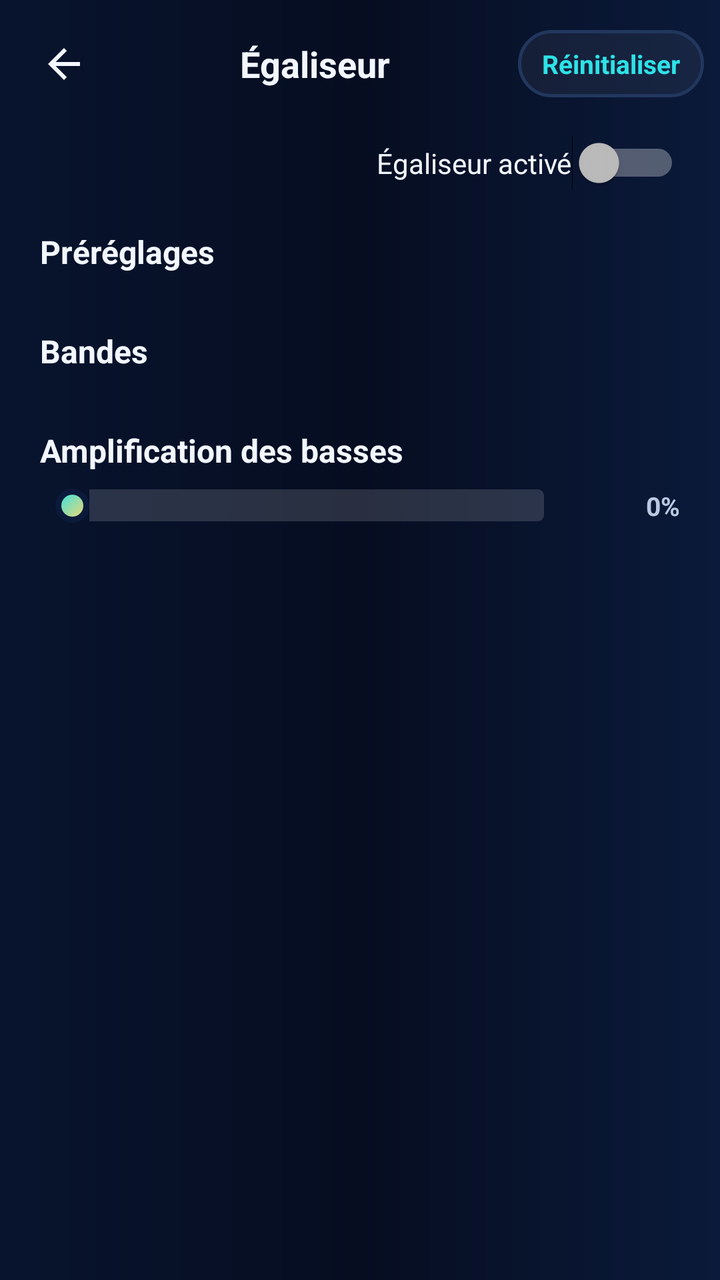
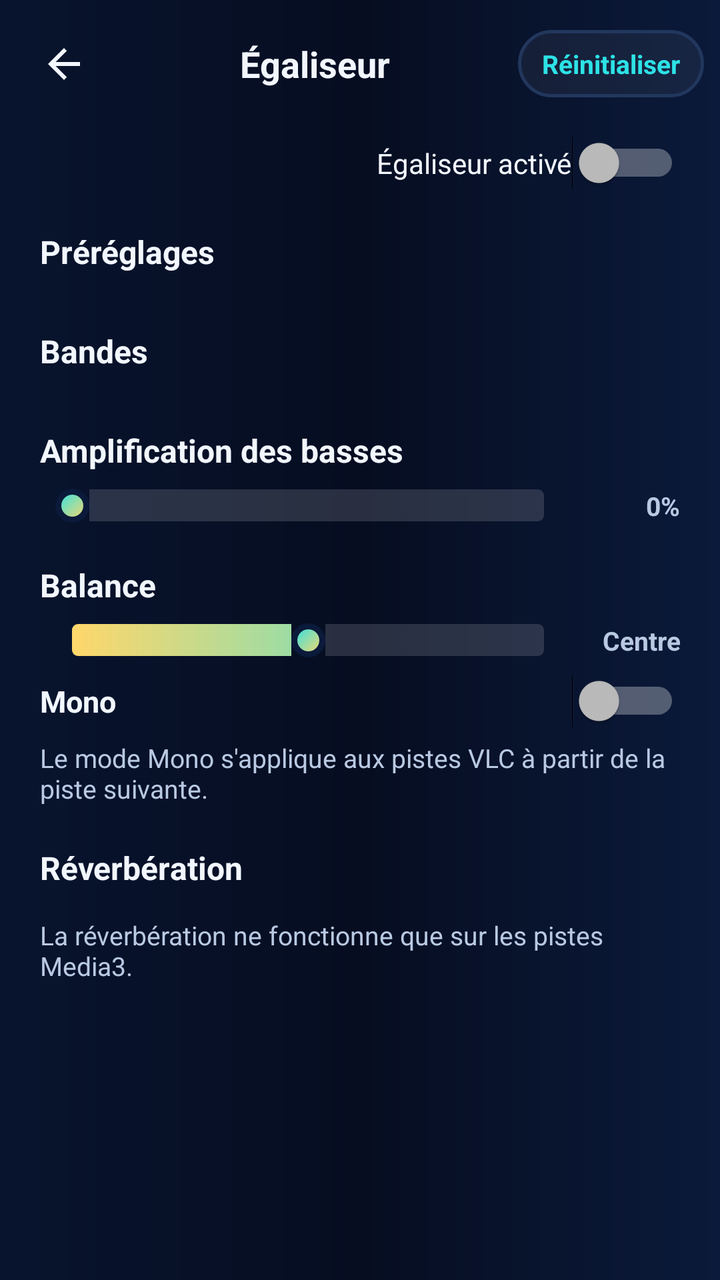

Before-and-after screenshots of an Android layout around one commit, followed by the original layout XML and the change that was made.
<!-- AndroidManifest.xml: application theme Theme.ZenoPlay -->
<!-- res/layout/activity_eq.xml -->
<?xml version="1.0" encoding="utf-8"?>
<LinearLayout xmlns:android="http://schemas.android.com/apk/res/android"
    android:layout_width="match_parent"
    android:layout_height="match_parent"
    android:background="@drawable/bg_app"
    android:orientation="vertical">

    <LinearLayout
        android:layout_width="match_parent"
        android:layout_height="wrap_content"
        android:gravity="center_vertical"
        android:orientation="horizontal"
        android:paddingStart="8dp"
        android:paddingTop="8dp"
        android:paddingEnd="8dp">

        <ImageButton
            android:id="@+id/backButton"
            android:layout_width="48dp"
            android:layout_height="48dp"
            android:background="?attr/selectableItemBackgroundBorderless"
            android:contentDescription="@string/back"
            android:src="@drawable/ic_back"
            android:tint="@color/zeno_ink" />

        <TextView
            android:layout_width="0dp"
            android:layout_height="wrap_content"
            android:layout_weight="1"
            android:gravity="center"
            android:text="@string/equalizer"
            android:textColor="@color/zeno_ink"
            android:textSize="18sp"
            android:textStyle="bold" />

        <TextView
            android:id="@+id/resetButton"
            android:layout_width="wrap_content"
            android:layout_height="wrap_content"
            android:background="@drawable/bg_chip"
            android:paddingStart="12dp"
            android:paddingTop="8dp"
            android:paddingEnd="12dp"
            android:paddingBottom="8dp"
            android:text="@string/eq_reset"
            android:textColor="@color/zeno_cyan"
            android:textSize="13sp"
            android:textStyle="bold" />

    </LinearLayout>

    <ScrollView
        android:layout_width="match_parent"
        android:layout_height="0dp"
        android:layout_weight="1">

        <LinearLayout
            android:layout_width="match_parent"
            android:layout_height="wrap_content"
            android:orientation="vertical"
            android:paddingStart="20dp"
            android:paddingTop="12dp"
            android:paddingEnd="20dp"
            android:paddingBottom="24dp">

            <LinearLayout
                android:layout_width="match_parent"
                android:layout_height="wrap_content"
                android:gravity="center_vertical"
                android:orientation="horizontal">

                <TextView
                    android:id="@+id/outputLabel"
                    android:layout_width="0dp"
                    android:layout_height="wrap_content"
                    android:layout_weight="1"
                    android:textColor="@color/zeno_ink2"
                    android:textSize="15sp"
                    android:textStyle="bold" />

                <Switch
                    android:id="@+id/enableSwitch"
                    android:layout_width="wrap_content"
                    android:layout_height="wrap_content"
                    android:text="@string/eq_enabled"
                    android:textColor="@color/zeno_ink" />

            </LinearLayout>

            <TextView
                android:id="@+id/eqStatus"
                android:layout_width="match_parent"
                android:layout_height="wrap_content"
                android:layout_marginTop="8dp"
                android:text="@string/eq_disabled_note"
                android:textColor="@color/zeno_ink2"
                android:textSize="14sp"
                android:visibility="gone" />

            <TextView
                android:layout_width="match_parent"
                android:layout_height="wrap_content"
                android:layout_marginTop="20dp"
                android:text="@string/eq_presets"
                android:textColor="@color/zeno_ink"
                android:textSize="16sp"
                android:textStyle="bold" />

            <com.google.android.material.chip.ChipGroup
                android:id="@+id/presetsContainer"
                android:layout_width="match_parent"
                android:layout_height="wrap_content"
                android:layout_marginTop="8dp" />

            <TextView
                android:layout_width="match_parent"
                android:layout_height="wrap_content"
                android:layout_marginTop="20dp"
                android:text="@string/eq_bands"
                android:textColor="@color/zeno_ink"
                android:textSize="16sp"
                android:textStyle="bold" />

            <LinearLayout
                android:id="@+id/bandsContainer"
                android:layout_width="match_parent"
                android:layout_height="wrap_content"
                android:layout_marginTop="8dp"
                android:orientation="vertical" />

            <TextView
                android:layout_width="match_parent"
                android:layout_height="wrap_content"
                android:layout_marginTop="20dp"
                android:text="@string/eq_bass_boost"
                android:textColor="@color/zeno_ink"
                android:textSize="16sp"
                android:textStyle="bold" />

            <LinearLayout
                android:layout_width="match_parent"
                android:layout_height="wrap_content"
                android:layout_marginTop="8dp"
                android:gravity="center_vertical"
                android:orientation="horizontal">

                <SeekBar
                    android:id="@+id/bassSeek"
                    android:layout_width="0dp"
                    android:layout_height="wrap_content"
                    android:layout_weight="1"
                    android:max="100"
                    android:progress="0"
                    android:progressDrawable="@drawable/seek_progress"
                    android:thumb="@drawable/seek_thumb" />

                <TextView
                    android:id="@+id/bassValue"
                    android:layout_width="52dp"
                    android:layout_height="wrap_content"
                    android:gravity="end"
                    android:text="0%"
                    android:textColor="@color/zeno_ink2"
                    android:textSize="13sp"
                    android:textStyle="bold" />

            </LinearLayout>

        </LinearLayout>

    </ScrollView>

</LinearLayout>
<!-- resources referenced by this layout -->
<resources>
  <color name="zeno_cyan">#2DE2E6</color>
  <color name="zeno_ink">#F2F7FF</color>
  <color name="zeno_ink2">#B9C9E2</color>
  <!-- drawable bg_app (drawable) -->
  <?xml version="1.0" encoding="utf-8"?>
  <shape xmlns:android="http://schemas.android.com/apk/res/android"
      android:shape="rectangle">
      <gradient
          android:angle="180"
          android:startColor="#0B1A3A"
          android:centerColor="#060D21"
          android:endColor="#08142E"
          android:type="linear" />
  </shape>
  <!-- drawable bg_chip (drawable) -->
  <?xml version="1.0" encoding="utf-8"?>
  <shape xmlns:android="http://schemas.android.com/apk/res/android"
      android:shape="rectangle">
      <solid android:color="#0DFFFFFF" />
      <stroke
          android:width="1.5dp"
          android:color="#22375E" />
      <corners android:radius="999dp" />
  </shape>
  <!-- drawable ic_back (drawable) -->
  <?xml version="1.0" encoding="utf-8"?>
  <vector xmlns:android="http://schemas.android.com/apk/res/android"
      android:autoMirroring="true"
      android:width="24dp"
      android:height="24dp"
      android:viewportWidth="24"
      android:viewportHeight="24">
      <path
          android:fillColor="@android:color/white"
          android:pathData="M20,11H7.83l5.59,-5.59L12,4l-8,8 8,8 1.41,-1.41L7.83,13H20v-2z" />
  </vector>
  <string name="back">Retour</string>
  <string name="eq_bands">Bandes</string>
  <string name="eq_bass_boost">Amplification des basses</string>
  <string name="eq_disabled_note">Égaliseur désactivé — activez-le pour régler les bandes.</string>
  <string name="eq_enabled">Égaliseur activé</string>
  <string name="eq_presets">Préréglages</string>
  <string name="eq_reset">Réinitialiser</string>
  <string name="equalizer">Égaliseur</string>
  <style name="Theme.ZenoPlay" parent="Theme.Material3.Dark.NoActionBar">
          <item name="colorPrimary">@color/md_theme_primary</item>
          <item name="colorOnPrimary">@color/md_theme_onPrimary</item>
          <item name="colorPrimaryContainer">@color/md_theme_primaryContainer</item>
          <item name="colorSecondary">@color/md_theme_secondary</item>
          <item name="colorSurface">@color/md_theme_surface</item>
          <item name="colorOnSurface">@color/md_theme_onSurface</item>
          <item name="android:windowBackground">@drawable/bg_app</item>
          <item name="android:textColor">@color/zeno_ink</item>
          <item name="android:textColorSecondary">@color/zeno_ink2</item>
          <item name="android:windowFullscreen">true</item>
          <item name="android:windowTranslucentStatus">true</item>
          <item name="android:windowTranslucentNavigation">true</item>
          <item name="android:statusBarColor">@android:color/transparent</item>
          <item name="android:navigationBarColor">@android:color/transparent</item>
          <item name="android:windowLayoutInDisplayCutoutMode">shortEdges</item>
          <item name="android:windowDrawsSystemBarBackgrounds">true</item>
      </style>
  <color name="md_theme_primary">#2DE2E6</color>
  <color name="md_theme_onPrimary">#061224</color>
  <color name="md_theme_primaryContainer">#0B1A3A</color>
  <color name="md_theme_secondary">#FFD76A</color>
  <color name="md_theme_surface">#0E1E42</color>
  <color name="md_theme_onSurface">#F2F7FF</color>
  <!-- unchanged entries left out for length: 2 -->
</resources>

<!-- the commit's change to res/layout/activity_eq.xml (unified diff, before → after) -->
@@ -166,6 +166,100 @@
 
             </LinearLayout>
 
+            
+            <TextView
+                android:layout_width="match_parent"
+                android:layout_height="wrap_content"
+                android:layout_marginTop="20dp"
+                android:text="@string/balance"
+                android:textColor="@color/zeno_ink"
+                android:textSize="16sp"
+                android:textStyle="bold" />
+
+            <LinearLayout
+                android:layout_width="match_parent"
+                android:layout_height="wrap_content"
+                android:layout_marginTop="8dp"
+                android:gravity="center_vertical"
+                android:orientation="horizontal">
+
+                <SeekBar
+                    android:id="@+id/balanceSeek"
+                    android:layout_width="0dp"
+                    android:layout_height="wrap_content"
+                    android:layout_weight="1"
+                    android:max="200"
+                    android:progress="100"
+                    android:progressDrawable="@drawable/seek_progress"
+                    android:thumb="@drawable/seek_thumb" />
+
+                <TextView
+                    android:id="@+id/balanceValue"
+                    android:layout_width="52dp"
+                    android:layout_height="wrap_content"
+                    android:gravity="end"
+                    android:text="@string/balance_center"
+                    android:textColor="@color/zeno_ink2"
+                    android:textSize="13sp"
+                    android:textStyle="bold" />
+
+            </LinearLayout>
+
+            <LinearLayout
+                android:layout_width="match_parent"
+                android:layout_height="wrap_content"
+                android:layout_marginTop="8dp"
+                android:gravity="center_vertical"
+                android:orientation="horizontal">
+
+                <TextView
+                    android:layout_width="0dp"
+                    android:layout_height="wrap_content"
+                    android:layout_weight="1"
+                    android:text="@string/mono"
+                    android:textColor="@color/zeno_ink"
+                    android:textSize="15sp"
+                    android:textStyle="bold" />
+
+                <Switch
+                    android:id="@+id/monoSwitch"
+                    android:layout_width="wrap_content"
+                    android:layout_height="wrap_content" />
+
+            </LinearLayout>
+
+            <TextView
+                android:layout_width="match_parent"
+                android:layout_height="wrap_content"
+                android:layout_marginTop="6dp"
+                android:text="@string/mono_vlc_note"
+                android:textColor="@color/zeno_ink2"
+                android:textSize="13sp" />
+
+            
+            <TextView
+                android:layout_width="match_parent"
+                android:layout_height="wrap_content"
+                android:layout_marginTop="20dp"
+                android:text="@string/reverb"
+                android:textColor="@color/zeno_ink"
+                android:textSize="16sp"
+                android:textStyle="bold" />
+
+            <com.google.android.material.chip.ChipGroup
+                android:id="@+id/reverbContainer"
+                android:layout_width="match_parent"
+                android:layout_height="wrap_content"
+                android:layout_marginTop="8dp" />
+
+            <TextView
+                android:layout_width="match_parent"
+                android:layout_height="wrap_content"
+                android:layout_marginTop="6dp"
+                android:text="@string/reverb_vlc_note"
+                android:textColor="@color/zeno_ink2"
+                android:textSize="13sp" />
+
         </LinearLayout>
 
     </ScrollView>
<!-- resource entries referenced after the edit -->
@@ -37,6 +37,8 @@
           android:pathData="M20,11H7.83l5.59,-5.59L12,4l-8,8 8,8 1.41,-1.41L7.83,13H20v-2z" />
   </vector>
   <string name="back">Retour</string>
+  <string name="balance">Balance</string>
+  <string name="balance_center">Centre</string>
   <string name="eq_bands">Bandes</string>
   <string name="eq_bass_boost">Amplification des basses</string>
   <string name="eq_disabled_note">Égaliseur désactivé — activez-le pour régler les bandes.</string>
@@ -44,6 +46,10 @@
   <string name="eq_presets">Préréglages</string>
   <string name="eq_reset">Réinitialiser</string>
   <string name="equalizer">Égaliseur</string>
+  <string name="mono">Mono</string>
+  <string name="mono_vlc_note">Le mode Mono s\'applique aux pistes VLC à partir de la piste suivante.</string>
+  <string name="reverb">Réverbération</string>
+  <string name="reverb_vlc_note">La réverbération ne fonctionne que sur les pistes Media3.</string>
   <style name="Theme.ZenoPlay" parent="Theme.Material3.Dark.NoActionBar">
           <item name="colorPrimary">@color/md_theme_primary</item>
           <item name="colorOnPrimary">@color/md_theme_onPrimary</item>
@@ -55,6 +61,7 @@
           <item name="android:textColor">@color/zeno_ink</item>
           <item name="android:textColorSecondary">@color/zeno_ink2</item>
           <item name="android:windowFullscreen">true</item>
+          <item name="android:windowContentTransitions">true</item>
           <item name="android:windowTranslucentStatus">true</item>
           <item name="android:windowTranslucentNavigation">true</item>
           <item name="android:statusBarColor">@android:color/transparent</item>
